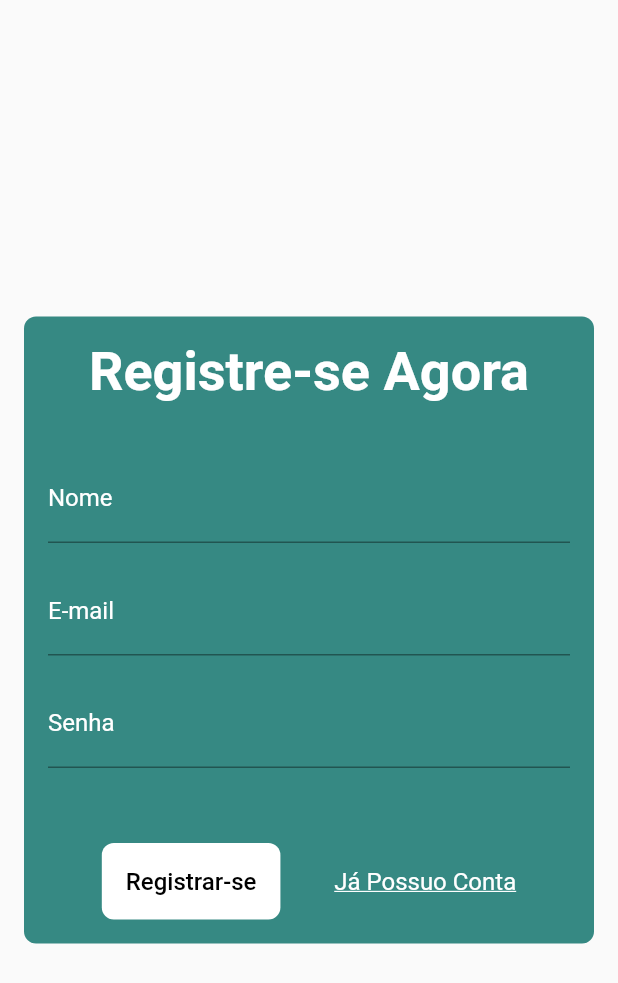
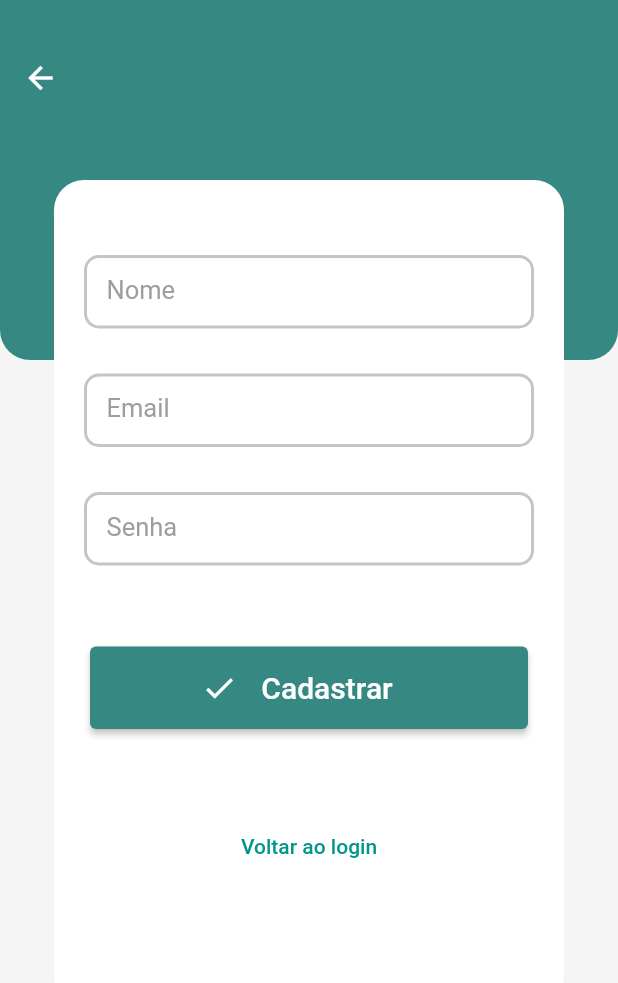
Before and after one commit to Caduzinhok/devFullStack, a Flutter app: the RegisterPage screen opened directly, on a phone screen of 412 x 824 dp. Shown: the top 983 px of the screen. Run offline on Flutter 3.47's test engine with Material 2 defaults, Android fonts, the light colour scheme and no system bars; our stand-ins replace firebase_auth, firebase_core, hive, hive_flutter, syncfusion_flutter_charts; accounts and stored records are empty.

Commit message:
correção de bug ao inicializar. Estilização das páginas de login e cadastro.

```diff
--- a/lib/Screens/register_page.dart
+++ b/lib/Screens/register_page.dart
@@ -2,165 +2,222 @@ import 'package:flutter/material.dart';
 import 'package:firebase_auth/firebase_auth.dart';
 import 'package:managment/Screens/home.dart';
 import 'package:managment/Screens/login_page.dart';
+import 'package:managment/Screens/register_page.dart';
+import 'package:managment/Screens/statistics.dart';
+import '../widgets/auth_check.dart';
 import '../widgets/menu.dart';
+import 'package:provider/provider.dart';
+import 'package:managment/Services/auth_service.dart';
 
-class RegisterPage extends StatelessWidget {
-  final TextEditingController nameController = TextEditingController();
+class RegisterPage extends StatefulWidget {
+  RegisterPage({Key? key}) : super(key: key);
+
+  @override
+  _RegisterPageState createState() => _RegisterPageState();
+}
+
+class _RegisterPageState extends State<RegisterPage> {
+  final formKey = GlobalKey<FormState>();
   final TextEditingController emailController = TextEditingController();
   final TextEditingController passwordController = TextEditingController();
-  String MessageError = "";
-   void _showErrorAlert(BuildContext context) {
-    showDialog(
-      context: context,
-      builder: (BuildContext context) {
-        return AlertDialog(
-          title: Text(
-            'ERRO',
-            style: TextStyle(color: Colors.red),
+  final TextEditingController nameController = TextEditingController();
+
+  bool isLogin = true;
+  late String titulo;
+  bool loading = false;
+  FocusNode em = FocusNode();
+  FocusNode sen = FocusNode();
+  FocusNode nam = FocusNode();
+
+  @override
+  void initState() {
+    super.initState();
+    setFormAction(true);
+  }
+
+  setFormAction(bool acao) {
+    setState(() {
+      titulo = 'Crie sua conta';
+    });
+  }
+
+  login() async {
+    setState(() => loading = true);
+    try {
+      await context.read<AuthService>().login(emailController.text, passwordController.text);
+    } on AuthException catch (e) {
+      setState(() => loading = false);
+      ScaffoldMessenger.of(context)
+          .showSnackBar(SnackBar(content: Text(e.message)));
+    }
+  }
+
+  registrar() async {
+    setState(() => loading = true);
+    try {
+      await context.read<AuthService>().registrar(emailController.text, passwordController.text);
+    } on AuthException catch (e) {
+      setState(() => loading = false);
+      ScaffoldMessenger.of(context)
+          .showSnackBar(SnackBar(content: Text(e.message)));
+    }
+  }
+
+  Widget build(BuildContext context) {
+    return Scaffold(
+      backgroundColor: Colors.grey.shade100,
+      body: SafeArea(
+        child: Stack(
+          alignment: AlignmentDirectional.center,
+          children: [
+            background_container(context),
+            Positioned(
+              top: 120,
+              child: main_container(),
             ),
-          content: Text(MessageError),
-          actions: [
-            TextButton(
-              onPressed: () {
-                Navigator.of(context).pop();
-              },
-              child: Text(
-                'FECHAR',
-                style: TextStyle(color: Colors.red),
+          ],
         ),
       ),
-          ],
-          shape: RoundedRectangleBorder(
-            borderRadius: BorderRadius.circular(10),
-            side: BorderSide(color: Colors.red, width: 2),
-          ),
-        );
-      },
     );
   }
 
-  void _createAccountWithEmailAndPassword(BuildContext context) async {
-    try {
-      UserCredential userCredential = await FirebaseAuth.instance.createUserWithEmailAndPassword(
-        email: emailController.text,
-        password: passwordController.text,
-      );
-
-      Navigator.pushReplacement(
-        context,
-        MaterialPageRoute(
-          builder: (context) => Bottom(),
+  Container main_container() {
+    return Container(
+      decoration: BoxDecoration(
+        borderRadius: BorderRadius.circular(20),
+        color: Colors.white,
+      ),
+      height: 550,
+      width: 340,
+      child: Column(
+        children: [
+          SizedBox(height: 50),
+          setName(),
+          SizedBox(height: 30),
+          setEmail(),
+          SizedBox(height: 30),
+          setSenha(),
+          SizedBox(height: 30),
+          save(),
+          SizedBox(height: 30),
+          textButton(),
+        ],
       ),
     );
-
-      // Conta de usuário criada com sucesso, você pode navegar para a próxima tela aqui.
-    } catch (e) {
-      if (e is FirebaseAuthException) {
-        if (e.code == 'email-already-in-use') {
-          MessageError = 'Este e-mail já está em uso. Por favor, tente outro.';
-          // Exiba uma mensagem de erro na tela informando que o e-mail já está em uso.
-        } else if (e.code == 'weak-password') {
-          MessageError = 'Senha fraca. A senha deve ter pelo menos 6 caracteres.';
-          // Exiba uma mensagem de erro na tela informando que a senha é fraca.
-        } else {
-          print('Erro ao criar conta: ${e.message}');
-          MessageError = 'Erro ao criar conta, por favor tente novamente';
-          // Trate outras exceções do FirebaseAuthException conforme necessário.
-        }
-        _showErrorAlert(context);
-      } else {
-        print('Erro ao criar conta: $e');
-        MessageError = 'Erro ao criar conta, por favor tente novamente';
-        // Trate outras exceções que não sejam do tipo FirebaseAuthException.
-        _showErrorAlert(context);
-      }
-    }
   }
 
- @override
-  Widget build(BuildContext context) {
-    return Scaffold(
-      body: Padding(
-        padding: EdgeInsets.all(16),
-        child: Column(
-          mainAxisAlignment: MainAxisAlignment.center,
-          children: [
-
-            SizedBox(height: 16),
-            Container(
-              padding: EdgeInsets.all(16),
-              decoration: BoxDecoration(
-                color:  Color(0xff368983),
-                borderRadius: BorderRadius.circular(8),
-              ),
-
-              child: Column(
-                children: [
-                  Text(
-                     'Registre-se Agora',
-                      style: TextStyle(fontSize: 36, fontWeight: FontWeight.bold, color: Colors.white),
-                  ),
-                  SizedBox(height: 34),
-                  TextFormField(
-                    controller: nameController,
-                    decoration: InputDecoration(labelText: 'Nome', labelStyle: TextStyle(color: Colors.white)),
-                    style: TextStyle(color: Colors.white,),
-                  ),
-                  SizedBox(height: 16),
-                  TextFormField(
+  Padding setEmail() {
+    return Padding(
+      padding: const EdgeInsets.symmetric(horizontal: 20),
+      child: TextField(
+        keyboardType: TextInputType.emailAddress,
+        focusNode: em,
         controller: emailController,
-                    decoration: InputDecoration(labelText: 'E-mail', labelStyle: TextStyle(color: Colors.white)),
-                    style: TextStyle(color: Colors.white,),
-                  ),
-                  SizedBox(height: 16),
-
-                  TextFormField(
-                    controller: passwordController,
-                    obscureText: true,
-                    decoration: InputDecoration(labelText: 'Senha', labelStyle: TextStyle(color: Colors.white)),
-                    style: TextStyle(color: Colors.white)
-                  ),
-                  SizedBox(height: 50),
-                  Row(
-                    mainAxisAlignment: MainAxisAlignment.spaceEvenly,
-                    children: [
-                      ElevatedButton(
-                        onPressed: () =>
-                        _createAccountWithEmailAndPassword(context),
-                        style: ElevatedButton.styleFrom(
-                          backgroundColor: Color.fromARGB(255, 255, 255, 255),
-                          elevation: 0,
-                          padding: EdgeInsets.all(16),
-                          shape: RoundedRectangleBorder(
-                            borderRadius: BorderRadius.circular(8),
+        decoration: InputDecoration(
+          contentPadding: EdgeInsets.symmetric(horizontal: 15, vertical: 15),
+          labelText: 'Email',
+          labelStyle: TextStyle(fontSize: 17, color: Colors.grey.shade500),
+          enabledBorder: OutlineInputBorder(
+              borderRadius: BorderRadius.circular(10),
+              borderSide: BorderSide(width: 2, color: Color(0xffC5C5C5))),
+          focusedBorder: OutlineInputBorder(
+              borderRadius: BorderRadius.circular(10),
+              borderSide: BorderSide(width: 2, color: Color(0xff368983))),
         ),
       ),
-                        child: Text(
-                          'Registrar-se',
-                          style: TextStyle(color: const Color.fromARGB(255, 0, 0, 0), fontSize: 16),
+    );
+  }
+
+  Padding setName() {
+    return Padding(
+      padding: const EdgeInsets.symmetric(horizontal: 20),
+      child: TextField(
+        keyboardType: TextInputType.text,
+        focusNode: nam,
+        controller: nameController,
+        decoration: InputDecoration(
+          contentPadding: EdgeInsets.symmetric(horizontal: 15, vertical: 15),
+          labelText: 'Nome',
+          labelStyle: TextStyle(fontSize: 17, color: Colors.grey.shade500),
+          enabledBorder: OutlineInputBorder(
+              borderRadius: BorderRadius.circular(10),
+              borderSide: BorderSide(width: 2, color: Color(0xffC5C5C5))),
+          focusedBorder: OutlineInputBorder(
+              borderRadius: BorderRadius.circular(10),
+              borderSide: BorderSide(width: 2, color: Color(0xff368983))),
         ),
       ),
-                      GestureDetector(
-                        onTap: () {
-                          Navigator.pushReplacement(
-                            context,
-                            MaterialPageRoute(
-                              builder: (context) => LoginPage(),
+    );
+  }
+
+  Padding setSenha() {
+    return Padding(
+      padding: const EdgeInsets.symmetric(horizontal: 20),
+      child: TextField(
+        obscureText: true,
+        focusNode: sen,
+        controller: passwordController,
+        decoration: InputDecoration(
+          contentPadding: EdgeInsets.symmetric(horizontal: 15, vertical: 15),
+          labelText: 'Senha',
+          labelStyle: TextStyle(fontSize: 17, color: Colors.grey.shade500),
+          enabledBorder: OutlineInputBorder(
+              borderRadius: BorderRadius.circular(10),
+              borderSide: BorderSide(width: 2, color: Color(0xffC5C5C5))),
+          focusedBorder: OutlineInputBorder(
+              borderRadius: BorderRadius.circular(10),
+              borderSide: BorderSide(width: 2, color: Color(0xff368983))),
+        ),
       ),
     );
+  }
+  Padding textButton(){
+    return Padding(
+      padding: const EdgeInsets.symmetric(horizontal: 20),
+      child: TextButton(
+        onPressed: () {
+          // Ação ao pressionar o TextButton
+          Navigator.push(
+            context,
+            MaterialPageRoute(builder: (context) => LoginPage()),
+          );
         },
-                          child: Text(
-                            'Já Possuo Conta',
-                            style: TextStyle(
-                              color: const Color.fromARGB(255, 255, 255, 255),
-                              fontSize: 16, // Increase font size when cursor enters
-                              decoration: TextDecoration.underline,
+        child: Text('Voltar ao login'),
+      ),
+    );
+  }
+  Padding save() {
+    return Padding(
+      padding: EdgeInsets.all(24.0),
+      child: ElevatedButton(
+        onPressed: () {
+          registrar();
+        },
+        style: ElevatedButton.styleFrom(
+          primary: Color(0xff368983), // Cor verde definida por hexadecimal
+        ),
+        child: Row(
+          mainAxisAlignment: MainAxisAlignment.center,
+          children: (loading)
+              ? [
+            Padding(
+              padding: EdgeInsets.all(16),
+              child: SizedBox(
+                width: 24,
+                height: 24,
+                child: CircularProgressIndicator(
+                  color: Colors.white,
                 ),
               ),
-                      ),
-                    ],
-                  ),
-                ],
+            )
+          ]
+              : [
+            Icon(Icons.check),
+            Padding(
+              padding: EdgeInsets.all(16.0),
+              child: Text(
+                'Cadastrar',
+                style: TextStyle(fontSize: 20),
               ),
             ),
           ],
@@ -168,4 +225,42 @@ class RegisterPage extends StatelessWidget {
       ),
     );
   }
+
+  Column background_container(BuildContext context) {
+    return Column(
+      children: [
+        Container(
+          width: double.infinity,
+          height: 240,
+          decoration: BoxDecoration(
+            color: Color(0xff368983),
+            borderRadius: BorderRadius.only(
+              bottomLeft: Radius.circular(20),
+              bottomRight: Radius.circular(20),
+            ),
+          ),
+          child: Column(
+            children: [
+              SizedBox(height: 40),
+              Padding(
+                padding: EdgeInsets.symmetric(horizontal: 15),
+                child: Row(
+                  mainAxisAlignment: MainAxisAlignment.spaceBetween,
+                  crossAxisAlignment: CrossAxisAlignment.start,
+                  children: [
+                    GestureDetector(
+                      onTap: () {
+                        Navigator.of(context).pop();
+                      },
+                      child: Icon(Icons.arrow_back, color: Colors.white),
+                    ),
+                  ],
+                ),
+              )
+            ],
+          ),
+        ),
+      ],
+    );
   }
+}
--- a/lib/widgets/auth_check.dart
+++ b/lib/widgets/auth_check.dart
@@ -16,7 +16,7 @@ class _AuthCheckState extends State<AuthCheck>{
   Widget build(BuildContext context){
     AuthService auth = Provider.of<AuthService>(context);
     if(auth.isLoading) return loading();
-    else if(auth.usuario == null) return LoginPage();
+    else if(auth.user == null) return LoginPage();
     else return Home();
 
   }
```
Also changed, not shown: lib/Configs/app_settings.dart (added, +41 -0 lines), lib/Screens/login_page.dart (+29 -22 lines), lib/Services/auth_service.dart (+14 -6 lines), lib/main.dart (+10 -3 lines), pubspec.yaml (+6 -4 lines), lib/widgets/chart.dart (indentation only), pubspec.lock, 1 other file. Lines whose indentation alone changed are shown as unchanged.
